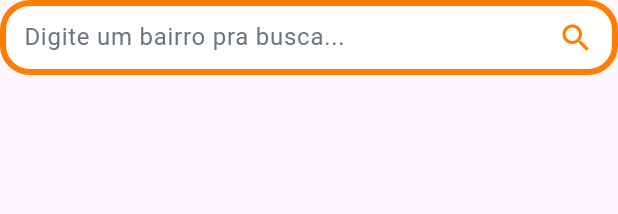
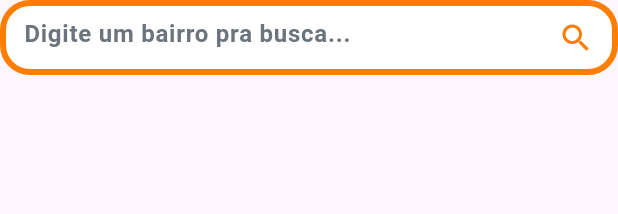
Before and after one commit to leandromltec/flutter-rio-tudo, a Flutter app: the FieldSearch widget shown alone on an empty page, opened directly, on a phone screen of 412 x 824 dp. Shown: the top 214 px of the screen. Run offline on Flutter 3.47's test engine with Material 3 defaults, Android fonts, the phone set to English and light mode, and no system bars; drawn by our look-alikes of flutter_typeahead; our stand-ins replace equatable, flutter_staggered_animations, flutter_svg, get_it, share_plus, uni_links; network calls fail.

Commit message:
mudanças field search

```diff
--- a/packages/config/lib/src/const/labels_app.dart
+++ b/packages/config/lib/src/const/labels_app.dart
@@ -13,6 +13,7 @@ class LabelsApp{
   //Category Search Screen
   static String textButtonSeeAll = 'Ver todos';
   static String textButtonSeeInstagram = 'Ver Instagram';
+  static String textDistrictNofound = '* Bairro não encontrado';
 
   //Favorite Screen
   static String titleSeeUourFavoriteTips = 'Veja suas dicas favoritas !';
--- a/packages/design_system/lib/src/styles/colors_app.dart
+++ b/packages/design_system/lib/src/styles/colors_app.dart
@@ -20,11 +20,11 @@ class DesignSystemPaletterColorApp {
   static const fontColorSecondary = DesignSystemColorApp(0Xffffffff);
   static const fontColorHintText = DesignSystemColorApp(0Xff6c757d);
   static const fontColorButton = DesignSystemColorApp(0Xfffaa307);
-  static const fontPrimaryColor =  DesignSystemColorApp(0Xffffffff);
+  static const fontPrimaryColor = DesignSystemColorApp(0Xffffffff);
 
   //Card Colors
   static const cardColor = DesignSystemColorApp(0Xffe85d04);
-  static const cardColorSubtitle = DesignSystemColorApp(0Xfffaa307);
+  static const cardColorSubtitle = DesignSystemColorApp(0Xffef6c00);
   static const cardColorButtonLink = DesignSystemColorApp(0Xff8c34be);
   static const cardColorNoSubtitle = DesignSystemColorApp(0Xfffb8500);
   static const cardColorButtonLinkNoSubtitle = DesignSystemColorApp(0Xffdb2266);
--- a/packages/design_system/lib/src/styles/padding_app.dart
+++ b/packages/design_system/lib/src/styles/padding_app.dart
@@ -1,4 +1,3 @@
-
 class DesignSystemPaddingApp {
   DesignSystemPaddingApp._();
 
@@ -8,6 +7,7 @@ class DesignSystemPaddingApp {
   static const double pd8 = 8.0;
   static const double pd10 = 10.0;
   static const double pd12 = 12.0;
+  static const double pd16 = 16.0;
   static const double pd20 = 20.0;
   static const double pd24 = 24.0;
   static const double pd26 = 26.0;
--- a/packages/design_system/lib/src/styles/text_style_app.dart
+++ b/packages/design_system/lib/src/styles/text_style_app.dart
@@ -32,7 +32,7 @@ class DesignSystemTextStyleApp {
 
   static TextStyle subTitleTipCard = const TextStyle(
       color: DesignSystemPaletterColorApp.fontPrimaryColor,
-      fontSize: 12,
+      fontSize: 14,
       fontWeight: FontWeight.bold);
 
   static TextStyle textFavoriteScreen = const TextStyle(
@@ -47,4 +47,9 @@ class DesignSystemTextStyleApp {
 
   static TextStyle textInfoScreen = const TextStyle(
       fontSize: 14, color: DesignSystemPaletterColorApp.primaryColor);
+
+  static TextStyle textHintSubCategoryScreen = const TextStyle(
+      fontSize: 16,
+      color: DesignSystemPaletterColorApp.fontColorHintText,
+      fontWeight: FontWeight.bold);
 }
--- a/packages/rio_tudo/lib/src/presentation/screen/home_screen/home_screen_presenter.dart
+++ b/packages/rio_tudo/lib/src/presentation/screen/home_screen/home_screen_presenter.dart
@@ -4,6 +4,7 @@ import '../../base_presenter.dart';
 
 abstract class HomeScreenPresenter extends BasePresenter {
   ValueNotifier<List<CategoryEntity>?>? listAllCategoriesNotifier;
+  ValueNotifier<String>? idSubCategorySelected;
 
   Future<List<CategoryEntity>?> getListCategories();
 }
--- a/packages/rio_tudo/lib/src/presentation/widgets/field_search.dart
+++ b/packages/rio_tudo/lib/src/presentation/widgets/field_search.dart
@@ -11,7 +11,10 @@ class FieldSearch extends StatefulWidget {
 }
 
 class _FieldSearchState extends State<FieldSearch> {
-  List<String> teste = ["teste1"];
+  List<String> listDistrict = ["Copacabana", "Ipanema", "Leblon", "Gávea"];
+
+  String? userSelected;
+
   @override
   Widget build(BuildContext context) {
     return Container(
@@ -23,13 +26,16 @@ class _FieldSearchState extends State<FieldSearch> {
                 width: 4, color: DesignSystemPaletterColorApp.secondaryColor),
             borderRadius: const BorderRadius.all(Radius.circular(20))),
         child: TypeAheadField(
+            noItemsFoundBuilder: (context) => SizedBox(
+                  height: 50,
+                  child: _widgetSuggestion(LabelsApp.textDistrictNofound),
+                ),
+            suggestionsBoxDecoration: const SuggestionsBoxDecoration(
+                borderRadius: BorderRadius.all(Radius.circular(20))),
             textFieldConfiguration: TextFieldConfiguration(
               autofillHints: ["AutoFillHints 1", "AutoFillHints 2"],
-              autofocus: true,
-              style: const TextStyle(
-                  decorationThickness: 0,
-                  color: DesignSystemPaletterColorApp.fontColorDefault,
-                  fontSize: 18),
+              autofocus: false,
+              style: DesignSystemTextStyleApp.textHintSubCategoryScreen,
               decoration: InputDecoration(
                   contentPadding: const EdgeInsets.only(
                       left: DesignSystemPaddingApp.pd12,
@@ -41,16 +47,41 @@ class _FieldSearchState extends State<FieldSearch> {
                   enabledBorder: InputBorder.none,
                   focusedBorder: InputBorder.none,
                   hintText: LabelsApp.hintTextSearch,
-                  hintStyle: const TextStyle(
-                      color: DesignSystemPaletterColorApp.fontColorHintText,
-                      fontSize: 16)),
+                  hintStyle:
+                      DesignSystemTextStyleApp.textHintSubCategoryScreen),
             ),
             suggestionsCallback: (value) {
-              return teste.toList();
+              return getSuggestions(value);
             },
             itemBuilder: (context, String suggestion) {
-              return Container();
+              return _widgetSuggestion(suggestion);
             },
-            onSuggestionSelected: (value) {}));
+            onSuggestionSelected: (suggestion) {
+              setState(() {
+                //_suggestionSelectedControler.text = suggestion;
+              });
+            }));
+  }
+
+  Widget _widgetSuggestion(String suggestion) {
+    return Flexible(
+      child: Padding(
+        padding: const EdgeInsets.only(
+            left: DesignSystemPaddingApp.pd16,
+            top: DesignSystemPaddingApp.pd8,
+            bottom: DesignSystemPaddingApp.pd2),
+        child: Text(suggestion,
+            maxLines: 1,
+            overflow: TextOverflow.ellipsis,
+            style: DesignSystemTextStyleApp.textHintSubCategoryScreen),
+      ),
+    );
+  }
+
+  List<String> getSuggestions(String query) {
+    List<String> matches = [];
+    matches.addAll(listDistrict);
+    matches.retainWhere((s) => s.toLowerCase().contains(query.toLowerCase()));
+    return matches;
   }
 }
```
Also changed, not shown: packages/rio_tudo/lib/src/presentation/screen/home_screen/home_screen.dart (+10 -4 lines).
